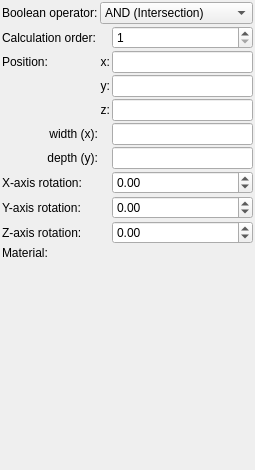
Above: mandelbulber2/formula/ui/primitive_rectangle.ui from buddhi1980/mandelbulber2 before the change. Below: the same form after it.
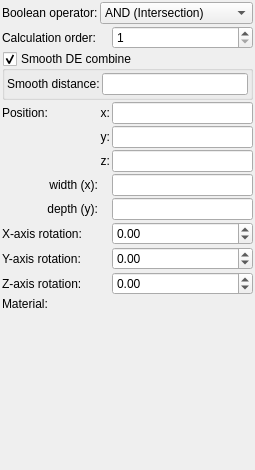
That is the form after the change. Custom widgets are drawn as their Qt base class.

Commit message: Implemented smooth DE combine for primitives in CPU code

Diff of the .ui file:
```diff
--- a/mandelbulber2/formula/ui/primitive_rectangle.ui
+++ b/mandelbulber2/formula/ui/primitive_rectangle.ui
@@ -34,17 +34,7 @@
      <property name="spacing">
       <number>2</number>
      </property>
-     <item row="5" column="0">
-      <widget class="QLabel" name="label_14">
-       <property name="text">
-        <string>width (x):</string>
-       </property>
-       <property name="alignment">
-        <set>Qt::AlignRight|Qt::AlignTrailing|Qt::AlignVCenter</set>
-       </property>
-      </widget>
-     </item>
-     <item row="6" column="2">
+     <item row="7" column="2">
       <widget class="MyLineEdit" name="logedit_height">
        <property name="sizePolicy">
         <sizepolicy hsizetype="Expanding" vsizetype="Maximum">
@@ -54,145 +44,7 @@
        </property>
       </widget>
      </item>
-     <item row="8" column="2">
-      <widget class="MyDoubleSpinBox" name="spinboxd3_rotation_y">
-       <property name="sizePolicy">
-        <sizepolicy hsizetype="Minimum" vsizetype="Maximum">
-         <horstretch>0</horstretch>
-         <verstretch>0</verstretch>
-        </sizepolicy>
-       </property>
-       <property name="prefix">
-        <string/>
-       </property>
-       <property name="suffix">
-        <string/>
-       </property>
-       <property name="decimals">
-        <number>2</number>
-       </property>
-       <property name="minimum">
-        <double>-36000.000000000000000</double>
-       </property>
-       <property name="maximum">
-        <double>36000.000000000000000</double>
-       </property>
-       <property name="singleStep">
-        <double>0.100000000000000</double>
-       </property>
-      </widget>
-     </item>
-     <item row="5" column="2">
-      <widget class="MyLineEdit" name="logedit_width">
-       <property name="sizePolicy">
-        <sizepolicy hsizetype="Expanding" vsizetype="Maximum">
-         <horstretch>0</horstretch>
-         <verstretch>0</verstretch>
-        </sizepolicy>
-       </property>
-      </widget>
-     </item>
-     <item row="2" column="0">
-      <widget class="QLabel" name="label_10">
-       <property name="text">
-        <string>Position:</string>
-       </property>
-      </widget>
-     </item>
-     <item row="9" column="2">
-      <widget class="MyDoubleSpinBox" name="spinboxd3_rotation_z">
-       <property name="sizePolicy">
-        <sizepolicy hsizetype="Minimum" vsizetype="Maximum">
-         <horstretch>0</horstretch>
-         <verstretch>0</verstretch>
-        </sizepolicy>
-       </property>
-       <property name="prefix">
-        <string/>
-       </property>
-       <property name="suffix">
-        <string/>
-       </property>
-       <property name="decimals">
-        <number>2</number>
-       </property>
-       <property name="minimum">
-        <double>-36000.000000000000000</double>
-       </property>
-       <property name="maximum">
-        <double>36000.000000000000000</double>
-       </property>
-       <property name="singleStep">
-        <double>0.100000000000000</double>
-       </property>
-      </widget>
-     </item>
-     <item row="7" column="0">
-      <widget class="QLabel" name="label_8">
-       <property name="text">
-        <string>X-axis rotation:</string>
-       </property>
-      </widget>
-     </item>
      <item row="3" column="2">
-      <widget class="MyLineEdit" name="vect3_position_y">
-       <property name="sizePolicy">
-        <sizepolicy hsizetype="Expanding" vsizetype="Maximum">
-         <horstretch>0</horstretch>
-         <verstretch>0</verstretch>
-        </sizepolicy>
-       </property>
-      </widget>
-     </item>
-     <item row="7" column="2">
-      <widget class="MyDoubleSpinBox" name="spinboxd3_rotation_x">
-       <property name="sizePolicy">
-        <sizepolicy hsizetype="Minimum" vsizetype="Maximum">
-         <horstretch>0</horstretch>
-         <verstretch>0</verstretch>
-        </sizepolicy>
-       </property>
-       <property name="prefix">
-        <string/>
-       </property>
-       <property name="suffix">
-        <string/>
-       </property>
-       <property name="decimals">
-        <number>2</number>
-       </property>
-       <property name="minimum">
-        <double>-36000.000000000000000</double>
-       </property>
-       <property name="maximum">
-        <double>36000.000000000000000</double>
-       </property>
-       <property name="singleStep">
-        <double>0.100000000000000</double>
-       </property>
-      </widget>
-     </item>
-     <item row="4" column="2">
-      <widget class="MyLineEdit" name="vect3_position_z">
-       <property name="sizePolicy">
-        <sizepolicy hsizetype="Expanding" vsizetype="Maximum">
-         <horstretch>0</horstretch>
-         <verstretch>0</verstretch>
-        </sizepolicy>
-       </property>
-      </widget>
-     </item>
-     <item row="6" column="0">
-      <widget class="QLabel" name="label_16">
-       <property name="text">
-        <string>depth (y):</string>
-       </property>
-       <property name="alignment">
-        <set>Qt::AlignRight|Qt::AlignTrailing|Qt::AlignVCenter</set>
-       </property>
-      </widget>
-     </item>
-     <item row="2" column="2">
       <widget class="MyLineEdit" name="vect3_position_x">
        <property name="sizePolicy">
         <sizepolicy hsizetype="Expanding" vsizetype="Maximum">
@@ -202,41 +54,7 @@
        </property>
       </widget>
      </item>
-     <item row="10" column="0">
-      <widget class="QLabel" name="label_20">
-       <property name="text">
-        <string>Material:</string>
-       </property>
-      </widget>
-     </item>
-     <item row="4" column="1">
-      <widget class="QLabel" name="label_13">
-       <property name="text">
-        <string>z:</string>
-       </property>
-       <property name="alignment">
-        <set>Qt::AlignRight|Qt::AlignTrailing|Qt::AlignVCenter</set>
-       </property>
-      </widget>
-     </item>
-     <item row="10" column="1" colspan="2">
-      <widget class="cMaterialSelector" name="materialselector_material_id" native="true">
-       <property name="sizePolicy">
-        <sizepolicy hsizetype="Preferred" vsizetype="Minimum">
-         <horstretch>0</horstretch>
-         <verstretch>0</verstretch>
-        </sizepolicy>
-       </property>
-      </widget>
-     </item>
-     <item row="9" column="0">
-      <widget class="QLabel" name="label_15">
-       <property name="text">
-        <string>Z-axis rotation:</string>
-       </property>
-      </widget>
-     </item>
-     <item row="2" column="1">
+     <item row="3" column="1">
       <widget class="QLabel" name="label_11">
        <property name="text">
         <string>x:</string>
@@ -246,23 +64,50 @@
        </property>
       </widget>
      </item>
-     <item row="3" column="1">
-      <widget class="QLabel" name="label_12">
-       <property name="text">
-        <string>y:</string>
-       </property>
-       <property name="alignment">
-        <set>Qt::AlignRight|Qt::AlignTrailing|Qt::AlignVCenter</set>
+     <item row="4" column="2">
+      <widget class="MyLineEdit" name="vect3_position_y">
+       <property name="sizePolicy">
+        <sizepolicy hsizetype="Expanding" vsizetype="Maximum">
+         <horstretch>0</horstretch>
+         <verstretch>0</verstretch>
+        </sizepolicy>
        </property>
       </widget>
      </item>
-     <item row="8" column="0">
+     <item row="9" column="0">
       <widget class="QLabel" name="label_9">
        <property name="text">
         <string>Y-axis rotation:</string>
        </property>
       </widget>
      </item>
+     <item row="5" column="2">
+      <widget class="MyLineEdit" name="vect3_position_z">
+       <property name="sizePolicy">
+        <sizepolicy hsizetype="Expanding" vsizetype="Maximum">
+         <horstretch>0</horstretch>
+         <verstretch>0</verstretch>
+        </sizepolicy>
+       </property>
+      </widget>
+     </item>
+     <item row="10" column="0">
+      <widget class="QLabel" name="label_15">
+       <property name="text">
+        <string>Z-axis rotation:</string>
+       </property>
+      </widget>
+     </item>
+     <item row="1" column="0">
+      <widget class="QLabel" name="label_22">
+       <property name="text">
+        <string>Calculation order:</string>
+       </property>
+       <property name="wordWrap">
+        <bool>true</bool>
+       </property>
+      </widget>
+     </item>
      <item row="0" column="0">
       <widget class="QLabel" name="label_21">
        <property name="text">
@@ -273,6 +118,64 @@
        </property>
       </widget>
      </item>
+     <item row="7" column="0">
+      <widget class="QLabel" name="label_16">
+       <property name="text">
+        <string>depth (y):</string>
+       </property>
+       <property name="alignment">
+        <set>Qt::AlignRight|Qt::AlignTrailing|Qt::AlignVCenter</set>
+       </property>
+      </widget>
+     </item>
+     <item row="10" column="2">
+      <widget class="MyDoubleSpinBox" name="spinboxd3_rotation_z">
+       <property name="sizePolicy">
+        <sizepolicy hsizetype="Minimum" vsizetype="Maximum">
+         <horstretch>0</horstretch>
+         <verstretch>0</verstretch>
+        </sizepolicy>
+       </property>
+       <property name="prefix">
+        <string/>
+       </property>
+       <property name="suffix">
+        <string/>
+       </property>
+       <property name="decimals">
+        <number>2</number>
+       </property>
+       <property name="minimum">
+        <double>-36000.000000000000000</double>
+       </property>
+       <property name="maximum">
+        <double>36000.000000000000000</double>
+       </property>
+       <property name="singleStep">
+        <double>0.100000000000000</double>
+       </property>
+      </widget>
+     </item>
+     <item row="6" column="2">
+      <widget class="MyLineEdit" name="logedit_width">
+       <property name="sizePolicy">
+        <sizepolicy hsizetype="Expanding" vsizetype="Maximum">
+         <horstretch>0</horstretch>
+         <verstretch>0</verstretch>
+        </sizepolicy>
+       </property>
+      </widget>
+     </item>
+     <item row="11" column="1" colspan="2">
+      <widget class="cMaterialSelector" name="materialselector_material_id" native="true">
+       <property name="sizePolicy">
+        <sizepolicy hsizetype="Preferred" vsizetype="Minimum">
+         <horstretch>0</horstretch>
+         <verstretch>0</verstretch>
+        </sizepolicy>
+       </property>
+      </widget>
+     </item>
      <item row="0" column="1" colspan="2">
       <widget class="MyComboBox" name="comboBox_boolean_operator">
        <property name="sizePolicy">
@@ -303,13 +206,75 @@
        </item>
       </widget>
      </item>
-     <item row="1" column="0">
-      <widget class="QLabel" name="label_22">
+     <item row="11" column="0">
+      <widget class="QLabel" name="label_20">
        <property name="text">
-        <string>Calculation order:</string>
+        <string>Material:</string>
        </property>
-       <property name="wordWrap">
-        <bool>true</bool>
+      </widget>
+     </item>
+     <item row="3" column="0">
+      <widget class="QLabel" name="label_10">
+       <property name="text">
+        <string>Position:</string>
+       </property>
+      </widget>
+     </item>
+     <item row="6" column="0">
+      <widget class="QLabel" name="label_14">
+       <property name="text">
+        <string>width (x):</string>
+       </property>
+       <property name="alignment">
+        <set>Qt::AlignRight|Qt::AlignTrailing|Qt::AlignVCenter</set>
+       </property>
+      </widget>
+     </item>
+     <item row="4" column="1">
+      <widget class="QLabel" name="label_12">
+       <property name="text">
+        <string>y:</string>
+       </property>
+       <property name="alignment">
+        <set>Qt::AlignRight|Qt::AlignTrailing|Qt::AlignVCenter</set>
+       </property>
+      </widget>
+     </item>
+     <item row="9" column="2">
+      <widget class="MyDoubleSpinBox" name="spinboxd3_rotation_y">
+       <property name="sizePolicy">
+        <sizepolicy hsizetype="Minimum" vsizetype="Maximum">
+         <horstretch>0</horstretch>
+         <verstretch>0</verstretch>
+        </sizepolicy>
+       </property>
+       <property name="prefix">
+        <string/>
+       </property>
+       <property name="suffix">
+        <string/>
+       </property>
+       <property name="decimals">
+        <number>2</number>
+       </property>
+       <property name="minimum">
+        <double>-36000.000000000000000</double>
+       </property>
+       <property name="maximum">
+        <double>36000.000000000000000</double>
+       </property>
+       <property name="singleStep">
+        <double>0.100000000000000</double>
+       </property>
+      </widget>
+     </item>
+     <item row="5" column="1">
+      <widget class="QLabel" name="label_13">
+       <property name="text">
+        <string>z:</string>
+       </property>
+       <property name="alignment">
+        <set>Qt::AlignRight|Qt::AlignTrailing|Qt::AlignVCenter</set>
        </property>
       </widget>
      </item>
@@ -332,6 +297,88 @@
        </property>
       </widget>
      </item>
+     <item row="8" column="0">
+      <widget class="QLabel" name="label_8">
+       <property name="text">
+        <string>X-axis rotation:</string>
+       </property>
+      </widget>
+     </item>
+     <item row="8" column="2">
+      <widget class="MyDoubleSpinBox" name="spinboxd3_rotation_x">
+       <property name="sizePolicy">
+        <sizepolicy hsizetype="Minimum" vsizetype="Maximum">
+         <horstretch>0</horstretch>
+         <verstretch>0</verstretch>
+        </sizepolicy>
+       </property>
+       <property name="prefix">
+        <string/>
+       </property>
+       <property name="suffix">
+        <string/>
+       </property>
+       <property name="decimals">
+        <number>2</number>
+       </property>
+       <property name="minimum">
+        <double>-36000.000000000000000</double>
+       </property>
+       <property name="maximum">
+        <double>36000.000000000000000</double>
+       </property>
+       <property name="singleStep">
+        <double>0.100000000000000</double>
+       </property>
+      </widget>
+     </item>
+     <item row="2" column="0" colspan="3">
+      <widget class="MyGroupBox" name="groupCheck_smooth_de_combine_enable">
+       <property name="title">
+        <string>Smooth DE combine</string>
+       </property>
+       <property name="checkable">
+        <bool>true</bool>
+       </property>
+       <layout class="QGridLayout" name="gridLayout_4">
+        <property name="leftMargin">
+         <number>2</number>
+        </property>
+        <property name="topMargin">
+         <number>2</number>
+        </property>
+        <property name="rightMargin">
+         <number>2</number>
+        </property>
+        <property name="bottomMargin">
+         <number>2</number>
+        </property>
+        <property name="spacing">
+         <number>2</number>
+        </property>
+        <item row="0" column="0">
+         <widget class="QLabel" name="label_306">
+          <property name="text">
+           <string>Smooth distance:</string>
+          </property>
+          <property name="wordWrap">
+           <bool>true</bool>
+          </property>
+         </widget>
+        </item>
+        <item row="0" column="1">
+         <widget class="MyLineEdit" name="logedit_smooth_de_combine_distance">
+          <property name="sizePolicy">
+           <sizepolicy hsizetype="Expanding" vsizetype="Maximum">
+            <horstretch>0</horstretch>
+            <verstretch>0</verstretch>
+           </sizepolicy>
+          </property>
+         </widget>
+        </item>
+       </layout>
+      </widget>
+     </item>
     </layout>
    </item>
    <item>
@@ -376,6 +423,12 @@
    <extends>QSpinBox</extends>
    <header>my_spin_box.h</header>
   </customwidget>
+  <customwidget>
+   <class>MyGroupBox</class>
+   <extends>QGroupBox</extends>
+   <header>my_group_box.h</header>
+   <container>1</container>
+  </customwidget>
  </customwidgets>
  <tabstops>
   <tabstop>vect3_position_x</tabstop>
```
The commit also changes 12 other files.
